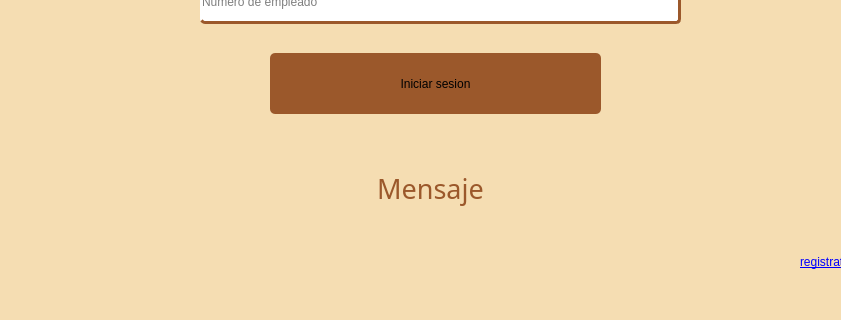
This is gui/login.ui in asp-laboratories/BookingRoom_Software as Qt 5 draws it before an edit; both pictures show x 0 to 841 and y 327 to 647 of the 927 by 647 pixel window. The edited form follows.
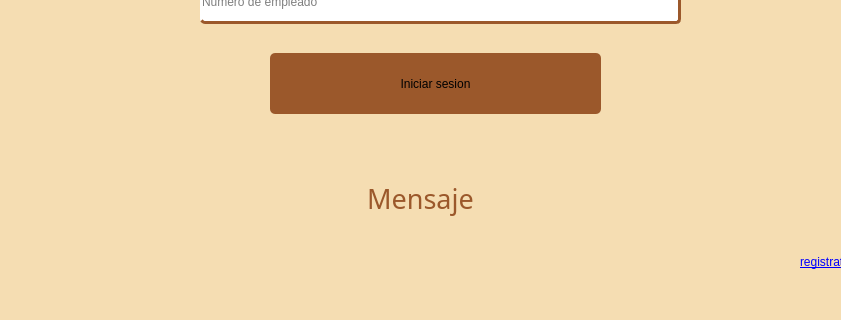
This is the edited form. Icons and pictures are not drawn.

```diff
--- a/gui/login.ui
+++ b/gui/login.ui
@@ -76,8 +76,8 @@
   <widget class="QLabel" name="mensaje">
    <property name="geometry">
     <rect>
-     <x>100</x>
-     <y>490</y>
+     <x>90</x>
+     <y>500</y>
      <width>661</width>
      <height>51</height>
     </rect>
```
